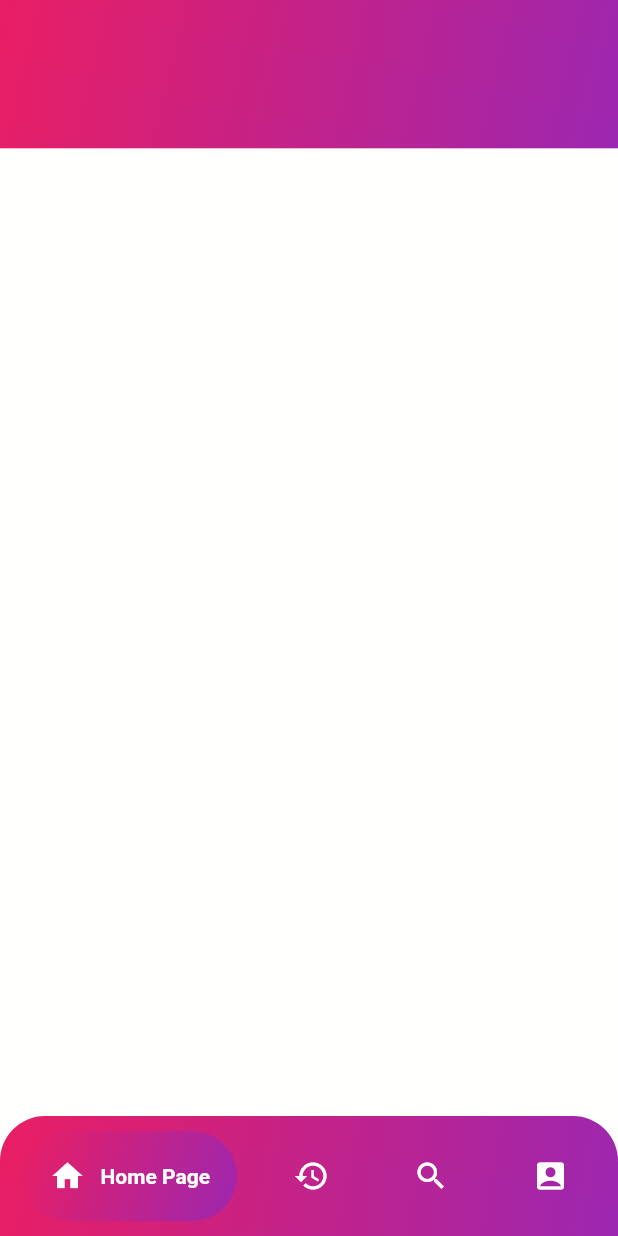
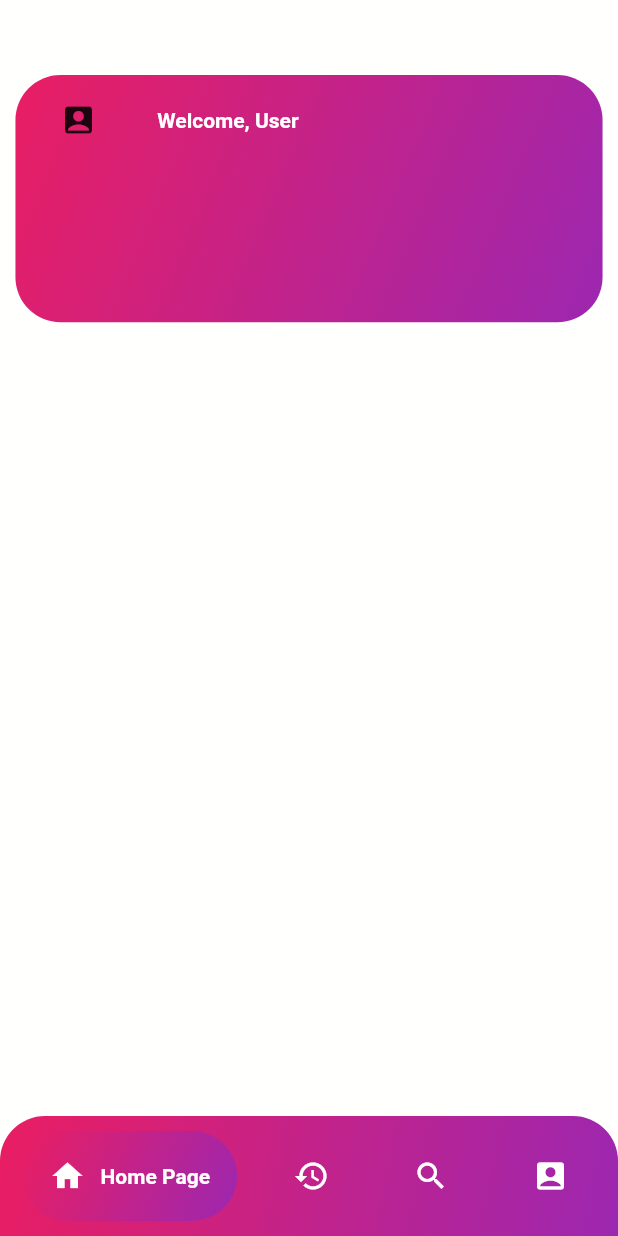
Before and after one commit to SamkaraMurthi/Mobile-Credit-Top-Up-With-Flutter, a Flutter app: the main_page screen opened directly, on a phone screen of 412 x 824 dp. Run offline on Flutter 3.47's test engine with Material 2 defaults, Android fonts, the phone set to English and light mode, and no system bars; drawn by our look-alikes of google_nav_bar.

Commit message:
add account tab container contain user balance and top up button

```diff
--- a/lib/pages/home_page.dart
+++ b/lib/pages/home_page.dart
@@ -1,5 +1,4 @@
 import 'package:flutter/material.dart';
-import 'package:pulsa_login/main_page.dart' as colors;
 
 class home_page extends StatefulWidget {
   const home_page({super.key});
@@ -12,15 +11,57 @@ class _home_pageState extends State<home_page> {
   @override
   Widget build(BuildContext context) {
     return Container(
+        child: Center(
       child: Column(
         children: [
+          Padding(
+              padding: EdgeInsets.only(
+            top: 50,
+          )),
           Container(
-          height: MediaQuery.of(context).size.height * 0.12,
+            height: MediaQuery.of(context).size.height * 0.2,
+            width: MediaQuery.of(context).size.width * 0.95,
             decoration: BoxDecoration(
                 gradient: myColors.backgroundColor1,
+                borderRadius: BorderRadius.circular(30)),
+            child: Column(
+              children: [
+                Padding(padding: EdgeInsets.only(top: 18)),
+                Container(
+                  child: Row(
+                    children: [
+                      Padding(padding: EdgeInsets.only(left: 30)),
+                      Icon(Icons.account_box_rounded),
+                      Spacer(
+                        flex: 1,
                       ),
-        )
+                      Text(
+                        "Welcome, ",
+                        style: TextStyle(
+                            color: Colors.white, fontWeight: FontWeight.bold),
+                      ),
+                      Text(
+                        "User",
+                        style: TextStyle(
+                            color: Colors.white, fontWeight: FontWeight.bold),
+                      ),
+                      Spacer(
+                        flex: 5,
+                      ),
                     ],
+                  ),
+                ),
+                Container(
+                  child: Row(children: [
+                    Container(), // account ammount
+                    Container(), //account topup
+                  ]),
+                ),
+              ],
+            ),
+          ),
+        ],
+      ),
     ));
   }
 }
```
Lines whose indentation alone changed are shown as unchanged.
